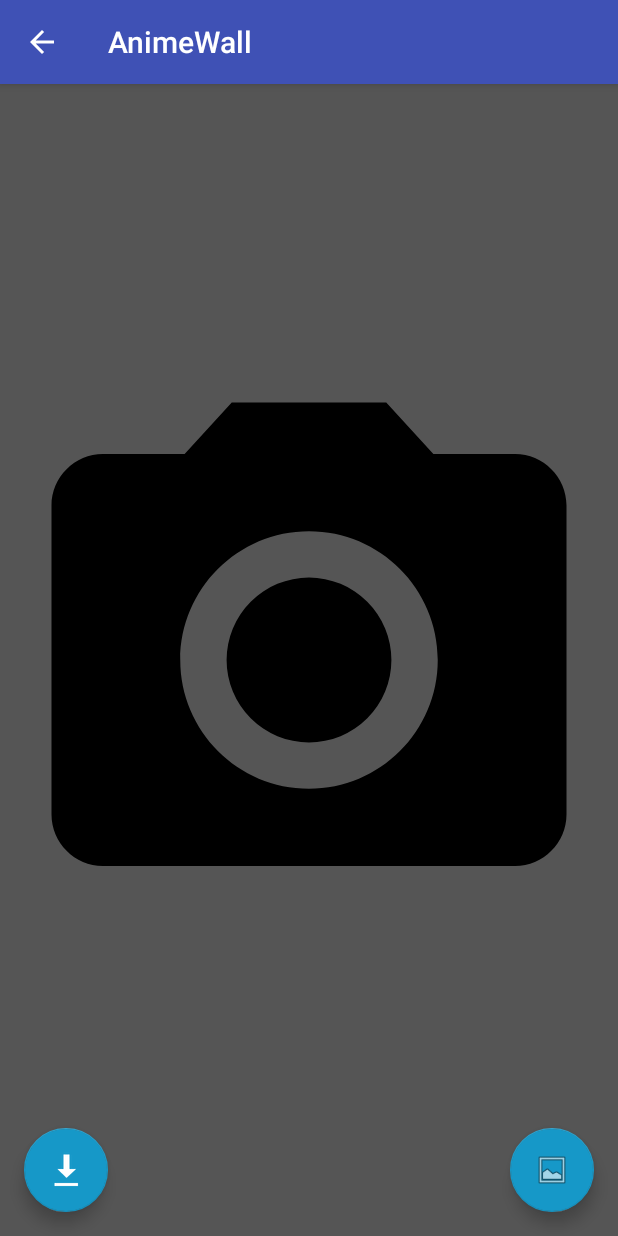
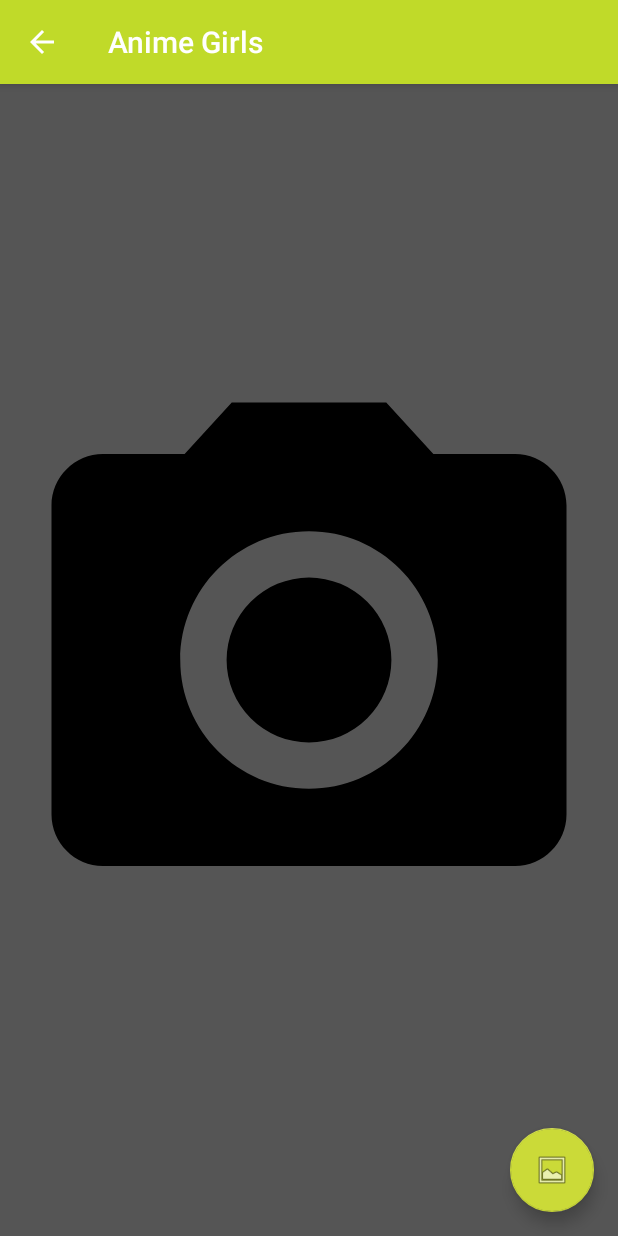
Before and after one commit to Rekky/AnimWall, an Android app: the ActividadDetalle screen opened directly, with no data from a screen before it, on a phone screen of 412 x 824 dp. Run offline under Robolectric (Android 15) with nearby library versions, the phone set to English and light mode, and no system bars; our stand-ins replace Picasso; pictures from the network do not load; 3 statements that could not run were skipped.

Commit message:
nuev commit

```diff
--- a/app/src/main/java/com/ziroudev/animewall/animwall/ActividadDetalle.java
+++ b/app/src/main/java/com/ziroudev/animewall/animwall/ActividadDetalle.java
@@ -13,6 +13,7 @@ import android.support.v7.app.AppCompatActivity;
 import android.support.v7.widget.Toolbar;
 import android.util.Log;
 import android.view.View;
+import android.view.Window;
 import android.widget.ImageView;
 import android.widget.Toast;
 
@@ -21,22 +22,22 @@ import com.squareup.picasso.Target;
 
 import java.io.BufferedInputStream;
 import java.io.File;
-import java.io.FileNotFoundException;
 import java.io.FileOutputStream;
 import java.io.IOException;
 import java.io.InputStream;
 import java.io.OutputStream;
-import java.io.OutputStreamWriter;
 import java.net.URL;
 import java.net.URLConnection;
 
 
 public class ActividadDetalle extends AppCompatActivity {
 
-    public static final String EXTRA_PARAM_ID = "com.ziroudev.extra.ID";
+    public static final String EXTRA_PARAM_IMG = "com.ziroudev.extra.ID";
+    public static final String EXTRA_PARAM_NOM = "com.ziroudev.extra.NOM";
     public static final String VIEW_NAME_HEADER_IMAGE = "imagen_compartida";
     private ImageView imagenExtendida;
     private String URLPasada;
+    private String NOMPasada;
 
 
     @Override
@@ -45,10 +46,12 @@ public class ActividadDetalle extends AppCompatActivity {
         setContentView(R.layout.activity_actividad_detalle);
         Toolbar toolbar = (Toolbar) findViewById(R.id.toolbar);
         setSupportActionBar(toolbar);
+        requestWindowFeature(Window.FEATURE_NO_TITLE);
 
         // Obtener el Imagen con el identificador establecido en la actividad principallll
         imagenExtendida = (ImageView) findViewById(R.id.imagen_extendida);
-        URLPasada = getIntent().getStringExtra(EXTRA_PARAM_ID);
+        URLPasada = getIntent().getStringExtra(EXTRA_PARAM_IMG);
+        NOMPasada = getIntent().getStringExtra(EXTRA_PARAM_NOM);
         cargarImagenExtendida();
 
 
@@ -68,8 +71,6 @@ public class ActividadDetalle extends AppCompatActivity {
         des.setOnClickListener(new View.OnClickListener() {
             @Override
             public void onClick(View view) {
-                Snackbar.make(view, "Wallpaper Descargado", Snackbar.LENGTH_LONG).setAction("Action", null).show();
-
                 descargarWallpaper();
             }
         });
@@ -80,7 +81,7 @@ public class ActividadDetalle extends AppCompatActivity {
 
     public void cargarImagenExtendida() {
         Picasso.with(getApplicationContext())
-                .load(getIntent().getStringExtra(EXTRA_PARAM_ID))
+                .load(getIntent().getStringExtra(EXTRA_PARAM_IMG))
                 .placeholder(R.drawable.ic_menu_camera)
                 .into(imagenExtendida);
     }
@@ -145,7 +146,7 @@ public class ActividadDetalle extends AppCompatActivity {
                 URLConnection conexion = url.openConnection();
                 conexion.connect();
 
-                String targetFileName="background"+".jpg";//Change name and subname
+                String targetFileName="bg_"+NOMPasada+".jpg";//Change name and subname
                 int lenghtOfFile = conexion.getContentLength();
 
                 File PATH = new File(getExternalFilesDir("wallpaper"), targetFileName);
--- a/app/src/main/java/com/ziroudev/animewall/animwall/AdaptadorDeImagen.java
+++ b/app/src/main/java/com/ziroudev/animewall/animwall/AdaptadorDeImagen.java
@@ -7,7 +7,6 @@ import android.view.View;
 import android.view.ViewGroup;
 import android.widget.BaseAdapter;
 import android.widget.ImageView;
-import android.widget.TextView;
 
 import com.squareup.picasso.Picasso;
 
@@ -21,7 +20,7 @@ public class AdaptadorDeImagen extends BaseAdapter{
     public AdaptadorDeImagen(Context context, ArrayList<Imagen> lista){
         this.context = context;
         this.urls = lista;
-        Log.d("test", "adapter:"+urls.get(0).getDibujo());
+        Log.d("test", "adapter:"+urls.get(0).getImagen());
     }
 
     @Override
@@ -51,7 +50,7 @@ public class AdaptadorDeImagen extends BaseAdapter{
         final Imagen item = getItem(position);
 
         Picasso.with(context)
-                .load(urls.get(position).getDibujo())
+                .load(urls.get(position).getImagen())
                 .placeholder(R.drawable.ic_menu_camera)
                 .into(miniImagen);
 
--- a/app/src/main/java/com/ziroudev/animewall/animwall/Imagen.java
+++ b/app/src/main/java/com/ziroudev/animewall/animwall/Imagen.java
@@ -18,7 +18,7 @@ public class Imagen {
         return nombre;
     }
 
-    public String getDibujo() {
+    public String getImagen() {
         return dibujo;
     }
 
--- a/app/src/main/res/layout/activity_actividad_detalle.xml
+++ b/app/src/main/res/layout/activity_actividad_detalle.xml
@@ -31,18 +31,18 @@
         android:layout_margin="@dimen/fab_margin"
         android:src="@android:drawable/ic_menu_gallery"
         android:nestedScrollingEnabled="false"
-        app:backgroundTint="#1698c8"
+        app:backgroundTint="#cbda38"
         />
 
-    <android.support.design.widget.FloatingActionButton
-        android:id="@+id/BtnDescargar"
-        android:layout_width="wrap_content"
-        android:layout_height="wrap_content"
-        android:layout_gravity="bottom|left"
-        android:layout_margin="@dimen/fab_margin"
-        android:src="@android:drawable/stat_sys_download"
-        android:nestedScrollingEnabled="false"
-        app:backgroundTint="#1698c8"
-        />
+    <!--<android.support.design.widget.FloatingActionButton-->
+        <!--android:id="@+id/BtnDescargar"-->
+        <!--android:layout_width="wrap_content"-->
+        <!--android:layout_height="wrap_content"-->
+        <!--android:layout_gravity="bottom|left"-->
+        <!--android:layout_margin="@dimen/fab_margin"-->
+        <!--android:src="@android:drawable/stat_sys_download"-->
+        <!--android:nestedScrollingEnabled="false"-->
+        <!--app:backgroundTint="#cbda38"-->
+        <!--/>-->
 
 </android.support.design.widget.CoordinatorLayout>
--- a/app/src/main/res/values/colors.xml
+++ b/app/src/main/res/values/colors.xml
@@ -1,6 +1,6 @@
 <?xml version="1.0" encoding="utf-8"?>
 <resources>
-    <color name="colorPrimary">#3F51B5</color>
+    <color name="colorPrimary">#c0da29</color>
     <color name="colorPrimaryDark">#303F9F</color>
     <color name="colorAccent">#FF4081</color>
     <color name="darkPrimaryColor">#7B1FA2</color>
--- a/app/src/main/res/values/strings.xml
+++ b/app/src/main/res/values/strings.xml
@@ -1,10 +1,10 @@
 <resources>
-    <string name="app_name">AnimeWall</string>
+    <string name="app_name">Anime Girls Wallpapers</string>
 
     <string name="navigation_drawer_open">Open navigation drawer</string>
     <string name="navigation_drawer_close">Close navigation drawer</string>
 
     <string name="action_settings">Settings</string>
     <string name="nombre_transicion_imagen">imagen_compartida</string>
-    <string name="title_activity_actividad_detalle">AnimeWall</string>
+    <string name="title_activity_actividad_detalle">Anime Girls</string>
 </resources>
```
Also changed, not shown: app/src/main/java/com/ziroudev/animewall/animwall/MainActivity.java (+3 -9 lines), app/src/main/res/mipmap-hdpi/ic_launcher.png, app/src/main/res/mipmap-mdpi/ic_launcher.png, app/src/main/res/mipmap-xhdpi/ic_launcher.png, app/src/main/res/mipmap-xxhdpi/ic_launcher.png, app/src/main/res/mipmap-xxxhdpi/ic_launcher.png.
